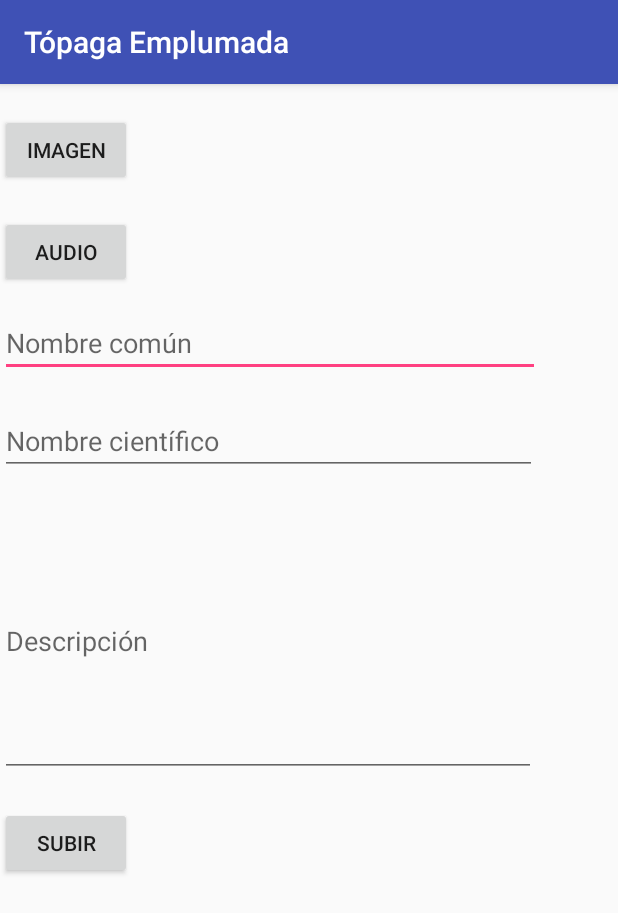
After one commit to jufarangoma/TopagaEmplumada, an Android app: the UploadBird screen opened directly, with no data from a screen before it, on a phone screen of 412 x 824 dp. The commit adds this screen. Shown: the top 913 px of the screen. Run offline under Robolectric (Android 15) with nearby library versions, the phone set to English and light mode, and no system bars; our stand-ins replace Firebase (no records; nobody signed in at launch, a user with empty details on screens opened directly).

Commit message:
Upload and get Bird from Firebase

```diff
--- a/app/build.gradle
+++ b/app/build.gradle
@@ -31,8 +31,12 @@ dependencies {
     androidTestImplementation 'com.android.support.test:runner:1.0.1'
     androidTestImplementation 'com.android.support.test.espresso:espresso-core:3.0.1'
 
+    compile 'com.google.firebase:firebase-database:11.8.0'
+    compile 'com.google.firebase:firebase-storage:11.8.0'
     compile 'com.android.support:cardview-v7:21.0.+'
     compile 'com.android.support:recyclerview-v7:21.0.+'
     compile 'com.github.bumptech.glide:glide:4.2.0'
 
+    compile "org.jetbrains.anko:anko:$anko_version"
 }
+apply plugin: 'com.google.gms.google-services'
--- a/app/src/main/AndroidManifest.xml
+++ b/app/src/main/AndroidManifest.xml
@@ -1,5 +1,6 @@
 <?xml version="1.0" encoding="utf-8"?>
 <manifest xmlns:android="http://schemas.android.com/apk/res/android"
+    xmlns:tools="http://schemas.android.com/tools"
     package="com.topagaemplumada.jufarangoma.tpagaemplumada">
 
     <application
@@ -9,13 +10,16 @@
         android:roundIcon="@mipmap/ic_launcher_round"
         android:supportsRtl="true"
         android:theme="@style/AppTheme">
-        <activity android:name=".Views.MainActivity">
+        <activity android:name=".Views.MainActivity"
+            tools:ignore="InnerclassSeparator">
             <intent-filter>
                 <action android:name="android.intent.action.MAIN" />
 
                 <category android:name="android.intent.category.LAUNCHER" />
             </intent-filter>
         </activity>
+        <activity android:name=".Views.UploadBird"
+            tools:ignore="InnerclassSeparator" />
     </application>
 
 </manifest>
--- /dev/null
+++ b/app/src/main/res/layout/activity_upload_bird.xml
@@ -0,0 +1,77 @@
+<?xml version="1.0" encoding="utf-8"?>
+<ScrollView
+    android:layout_height="wrap_content"
+    android:layout_width="match_parent"
+    xmlns:android="http://schemas.android.com/apk/res/android">
+    <LinearLayout
+        xmlns:android="http://schemas.android.com/apk/res/android"
+        xmlns:tools="http://schemas.android.com/tools"
+        android:layout_width="wrap_content"
+        android:layout_height="wrap_content"
+        android:orientation="vertical">
+
+        <Button
+            android:layout_marginTop="20dp"
+            android:id="@+id/btn_upload_image"
+            android:layout_width="wrap_content"
+            android:layout_height="wrap_content"
+            android:text="imagen"
+            android:onClick="uploadImage"
+            tools:layout_editor_absoluteX="148dp"
+            tools:layout_editor_absoluteY="105dp" />
+
+        <Button
+            android:id="@+id/btn_upload_audio"
+            android:layout_width="wrap_content"
+            android:layout_height="wrap_content"
+            android:text="Audio"
+            android:onClick="uploadSound"
+            android:layout_marginTop="20dp"
+            tools:layout_editor_absoluteX="148dp"
+            tools:layout_editor_absoluteY="36dp" />
+
+        <EditText
+            android:id="@+id/et_common_name"
+            android:layout_width="360dp"
+            android:layout_height="39dp"
+            android:ems="10"
+            android:inputType="textPersonName"
+            android:hint="Nombre común"
+            tools:layout_editor_absoluteX="15dp"
+            tools:layout_editor_absoluteY="180dp"
+            android:layout_marginTop="20dp"/>
+
+        <EditText
+            android:id="@+id/et_scientific_name"
+            android:layout_width="358dp"
+            android:layout_height="wrap_content"
+            android:ems="10"
+            android:inputType="textPersonName"
+            android:hint="Nombre científico"
+            tools:layout_editor_absoluteX="17dp"
+            tools:layout_editor_absoluteY="242dp"
+            android:layout_marginTop="20dp"/>
+
+        <EditText
+            android:id="@+id/et_description"
+            android:layout_width="357dp"
+            android:layout_height="181dp"
+            android:ems="10"
+            android:inputType="textPersonName"
+            android:hint="Descripción"
+            tools:layout_editor_absoluteX="16dp"
+            tools:layout_editor_absoluteY="304dp"
+            android:layout_marginTop="20dp"/>
+
+        <Button
+            android:layout_marginTop="20dp"
+            android:id="@+id/btn_upload"
+            android:layout_width="wrap_content"
+            android:layout_height="wrap_content"
+            android:text="Subir"
+            android:onClick="uploadBird"
+            tools:layout_editor_absoluteX="148dp"
+            tools:layout_editor_absoluteY="105dp" />
+
+    </LinearLayout>
+</ScrollView>
--- a/build.gradle
+++ b/build.gradle
@@ -2,6 +2,7 @@
 
 buildscript {
     ext.kotlin_version = '1.1.51'
+    ext.anko_version='0.10.4'
     repositories {
         google()
         jcenter()
@@ -9,6 +10,7 @@ buildscript {
     dependencies {
         classpath 'com.android.tools.build:gradle:3.0.1'
         classpath "org.jetbrains.kotlin:kotlin-gradle-plugin:$kotlin_version"
+        classpath 'com.google.gms:google-services:3.1.1' // google-services plugin
 
         // NOTE: Do not place your application dependencies here; they belong
         // in the individual module build.gradle files
@@ -19,6 +21,9 @@ allprojects {
     repositories {
         google()
         jcenter()
+        maven {
+            url "https://maven.google.com" // Google's Maven repository
+        }
     }
 }
 
```
Also changed, not shown: app/src/main/java/com/topagaemplumada/jufarangoma/tpagaemplumada/Models/Bird.kt (+9 -1 lines), app/src/main/java/com/topagaemplumada/jufarangoma/tpagaemplumada/Views/BirdProfile.kt (added, +8 -0 lines), app/src/main/java/com/topagaemplumada/jufarangoma/tpagaemplumada/Views/MainActivity.kt (+42 -1 lines), app/src/main/java/com/topagaemplumada/jufarangoma/tpagaemplumada/Views/UploadBird.kt (added, +101 -0 lines), app/src/main/res/layout/activity_main.xml (+16 -3 lines), 2 other files.
